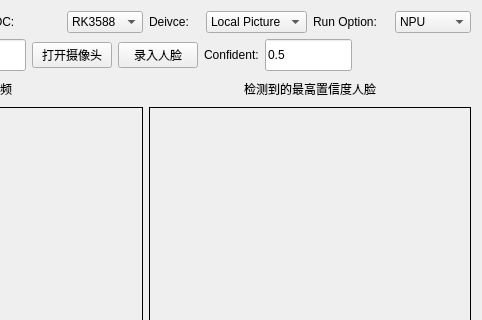
First picture: the form in basewidget.ui, repository Zheng-Bicheng/FastDeployTestForRKNPU2, before the edit; both pictures show x 190 to 672 and y 0 to 320 of the 672 by 597 pixel window.
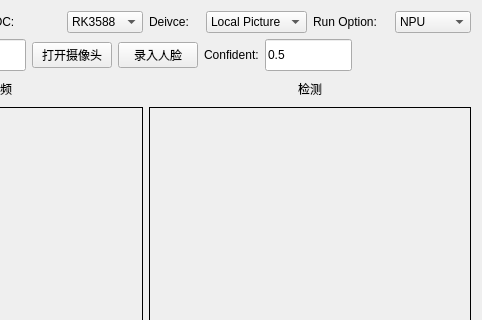
Second picture: the form after the edit.

Diff of the .ui file:
```diff
--- a/basewidget.ui
+++ b/basewidget.ui
@@ -277,7 +277,7 @@
             </size>
            </property>
            <property name="text">
-            <string>检测到的最高置信度人脸</string>
+            <string>检测</string>
            </property>
            <property name="alignment">
             <set>Qt::AlignCenter</set>
```
